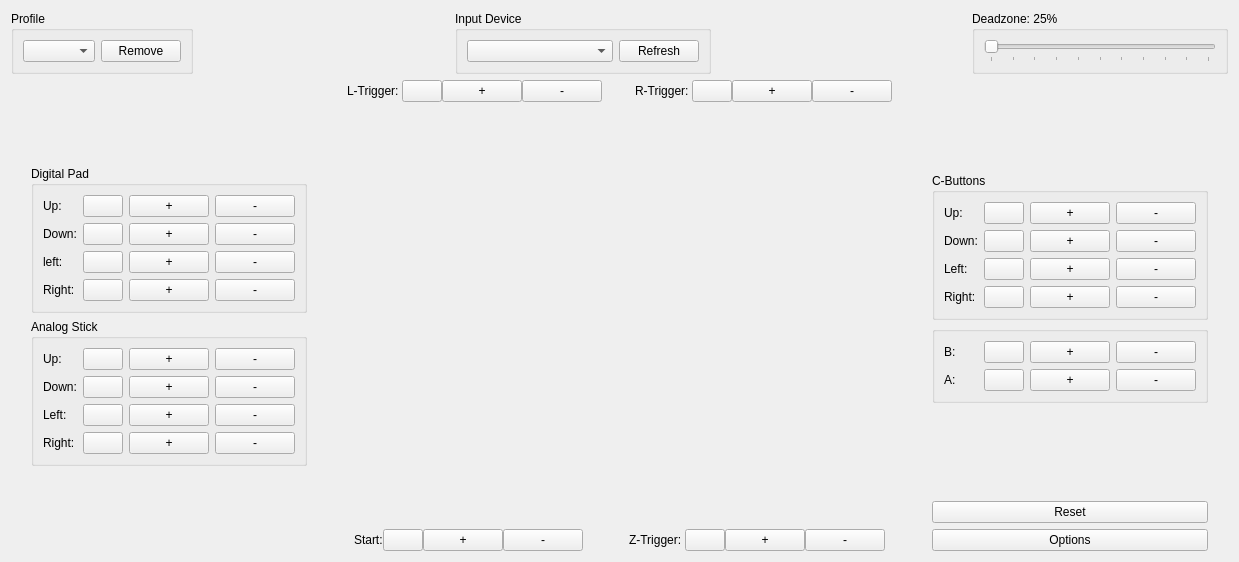
Before: the Qt Designer form Source/RMG-Input/UserInterface/Widget/ControllerWidget.ui in Rosalie241/RMG, drawn with Qt 5.
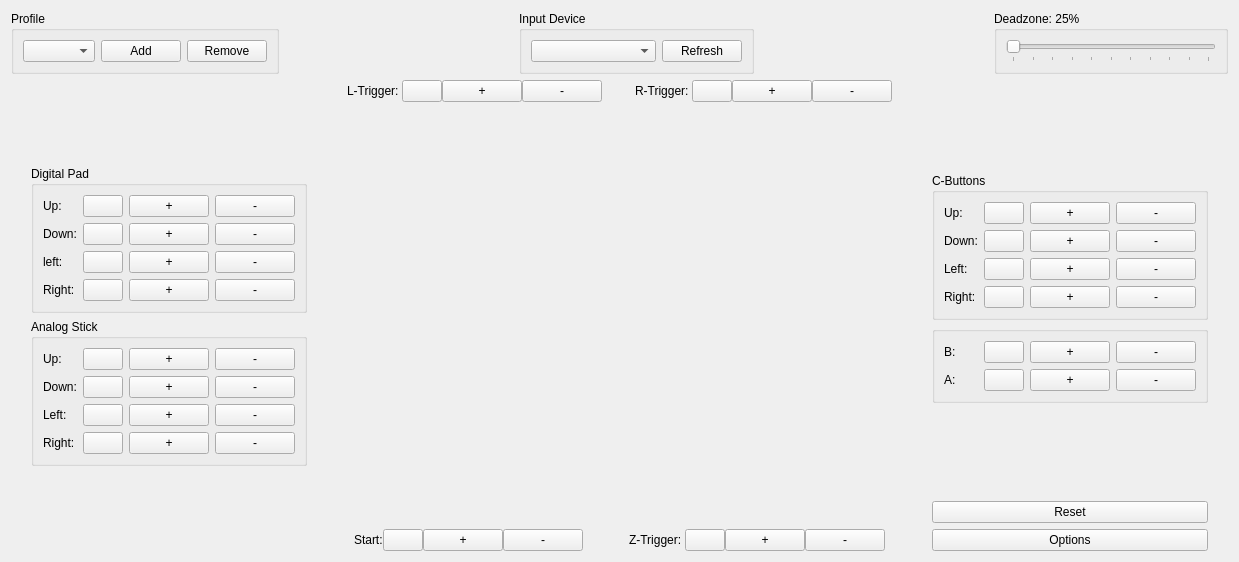
After: the same form once the commit is applied. Custom widgets are drawn as their Qt base class.

Commit message: RMG-Input: implement creation of profiles

The edit to the form file:
```diff
--- a/Source/RMG-Input/UserInterface/Widget/ControllerWidget.ui
+++ b/Source/RMG-Input/UserInterface/Widget/ControllerWidget.ui
@@ -35,6 +35,13 @@
           </property>
          </widget>
         </item>
+        <item>
+         <widget class="QPushButton" name="addProfileButton">
+          <property name="text">
+           <string>Add</string>
+          </property>
+         </widget>
+        </item>
         <item>
          <widget class="QPushButton" name="removeProfileButton">
           <property name="text">
```
Left out of the diff: 12 changed lines with no effect on the pictures. The commit also changes 5 other files.
